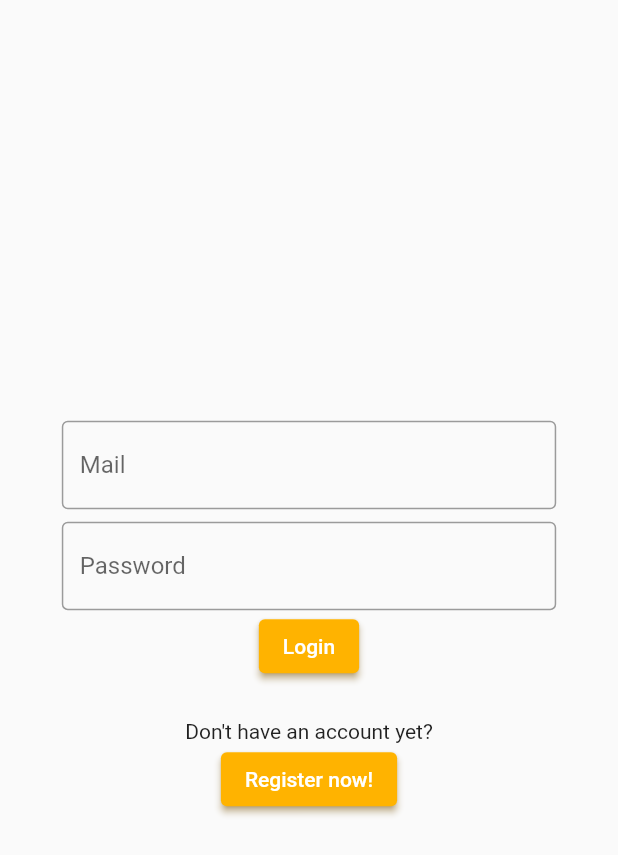
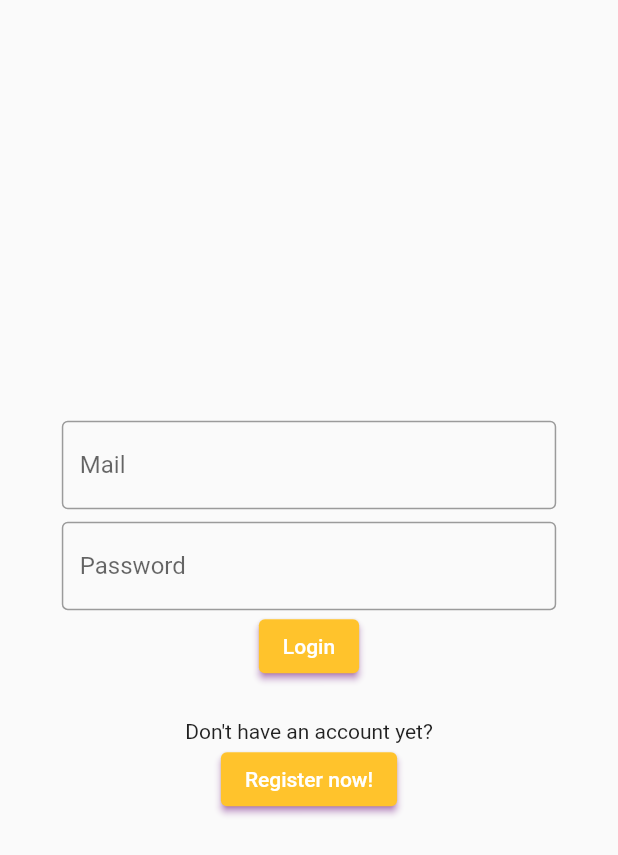
Before and after one commit to AntsInMyEy3sJohnson/pictive_app_mvp, a Flutter app: the screen it shows after launch, on a phone screen of 412 x 824 dp. Shown: the top 855 px of the screen. Run offline on Flutter 3.47's test engine with Material 2 defaults, Android fonts, the phone set to English and light mode, and no system bars; our stand-ins replace equatable, flutter_bloc, graphql, image_picker.

Commit message:
Style active collection for it to stick out from the others, and adapt colors.

```diff
--- a/lib/main.dart
+++ b/lib/main.dart
@@ -29,12 +29,12 @@ class MyApp extends StatelessWidget {
           backgroundColor: const Color(0x0),
           elevatedButtonTheme: ElevatedButtonThemeData(
               style: ElevatedButton.styleFrom(
-            primary: const Color(0xffffb300),
-            shadowColor: const Color(0xffc68400),
+            primary: const Color(0xffffc32c),
+            shadowColor: const Color(0xffaa00c7),
           )),
           floatingActionButtonTheme: FloatingActionButtonThemeData(
-            foregroundColor: const Color(0xffc68400),
-            backgroundColor: const Color(0xffffb300),
+            foregroundColor: const Color(0xffff79ff),
+            backgroundColor: const Color(0xffaa00c7),
           ),
         ),
         onGenerateTitle: (context) => "Pictive",
--- a/lib/routes/overview_page.dart
+++ b/lib/routes/overview_page.dart
@@ -51,7 +51,10 @@ class _OverviewPageState extends State<OverviewPage> {
         ],
       ),
       body: Center(
-        child: PopulateCollectionList(_userBloc.state.mail!),
+        child: Padding(
+          padding: EdgeInsets.only(top: MediaQuery.of(context).size.height * 0.01),
+          child: PopulateCollectionList(_userBloc.state.mail!),
+        ),
       ),
       floatingActionButtonLocation: FloatingActionButtonLocation.centerFloat,
       floatingActionButton: Row(
```
Also changed, not shown: lib/widgets/queries/populate_collection.dart (+20 -8 lines).
